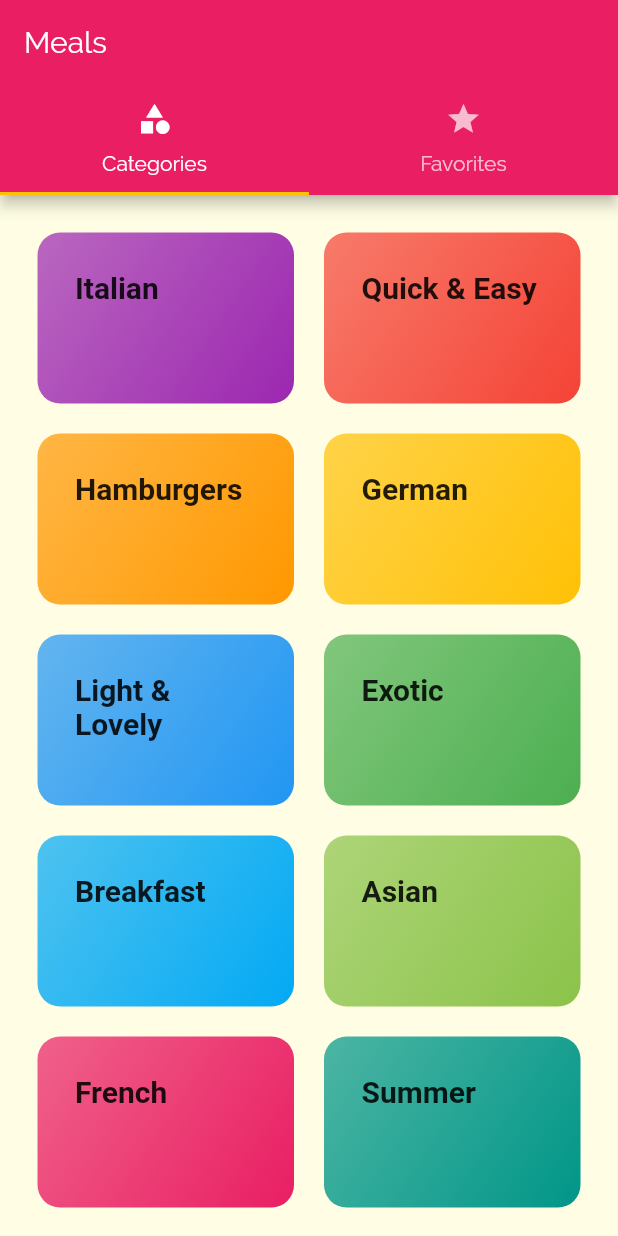
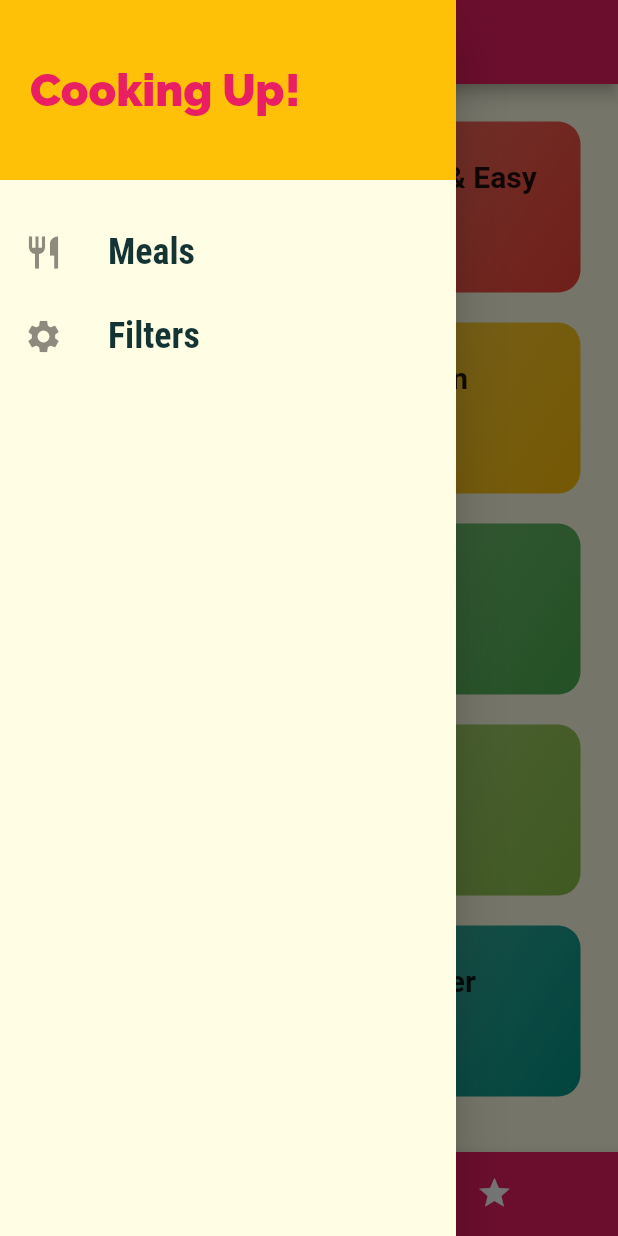
Before and after one commit to H4MmM1D/meals_app, a Flutter app: the screen it shows after launch, with the side drawer open (before the commit the screen has no drawer), on a phone screen of 412 x 824 dp. Run offline on Flutter 3.47's test engine with Material 2 defaults, Android fonts, the phone set to English and light mode, and no system bars; Roboto replaces fonts that are missing (RobotoCondensend).

Commit message:
add filter screen and filter switch

```diff
--- a/lib/main.dart
+++ b/lib/main.dart
@@ -4,6 +4,7 @@ import './screens/meal_detail_screen.dart';
 import './screens/tabs_screen.dart';
 import './screens/categories_screen.dart';
 import './screens/category_meals_screen.dart';
+import 'screens/filters_screen.dart';
 
 void main() => runApp(MyApp());
 
@@ -35,6 +36,7 @@ class MyApp extends StatelessWidget {
         '/': (ctx) => TabsScreen(),
         CategoryMealsScreen.routeName: (ctx) => CategoryMealsScreen(),
         MealDetailScreen.routeName: (ctx) => MealDetailScreen(),
+        FiltersScreen.routeName: (ctx) => FiltersScreen()
       },
       onGenerateRoute: (settings) {
         // if (settings.name == '/meal-detail') {
--- a/lib/screens/tabs_screen.dart
+++ b/lib/screens/tabs_screen.dart
@@ -2,6 +2,7 @@ import 'package:flutter/material.dart';
 
 import '../screens/favorites_screen.dart';
 import '../screens/categories_screen.dart';
+import '../widgets/main_drawer.dart';
 
 class TabsScreen extends StatefulWidget {
   @override
@@ -9,37 +10,52 @@ class TabsScreen extends StatefulWidget {
 }
 
 class _TabsScreenState extends State<TabsScreen> {
+  final List<Map<String, Object>> _pages = [
+    {
+      'page': CategoriesScreen(),
+      'title': 'Categories',
+    },
+    {
+      'page': FavoritesScreen(),
+      'title': 'Your Favorites',
+    }
+  ];
+
+  int _selectedPageIndex = 0;
+
+  void _selectPage(int index) {
+    setState(() {
+      _selectedPageIndex = index;
+    });
+  }
+
   @override
   Widget build(BuildContext context) {
-    return DefaultTabController(
-      initialIndex: 0,
-      length: 2, //one for all categories and the other for the favorites
-      child: Scaffold(
-        appBar: AppBar(
-          title: Text('Meals'),
-          bottom: TabBar(
-            tabs: [
-              Tab(
-                icon: Icon(
-                  Icons.category,
-                ),
-                text: 'Categories',
-              ),
-              Tab(
-                icon: Icon(
-                  Icons.star,
-                ),
-                text: 'Favorites',
-              ),
-            ],
+    return Scaffold(
+      appBar: AppBar(
+        title: Text(_pages[_selectedPageIndex]['title']),
+      ),
+      drawer: MainDrawer(),
+      body: _pages[_selectedPageIndex]['page'],
+      bottomNavigationBar: BottomNavigationBar(
+        onTap: _selectPage,
+        backgroundColor: Theme.of(context).primaryColor,
+        unselectedItemColor: Colors.white,
+        selectedItemColor: Theme.of(context).accentColor,
+        currentIndex: _selectedPageIndex,
+        type: BottomNavigationBarType.shifting,
+        items: [
+          BottomNavigationBarItem(
+            backgroundColor: Theme.of(context).primaryColor,
+            icon: Icon(Icons.category),
+            title: Text('Categories'),
           ),
-        ),
-        body: TabBarView(
-          children: [
-            CategoriesScreen(),
-            FavoritesScreen(),
-          ],
-        ),
+          BottomNavigationBarItem(
+            backgroundColor: Theme.of(context).primaryColor,
+            icon: Icon(Icons.star),
+            title: Text('Favorites'),
+          ),
+        ],
       ),
     );
   }
--- /dev/null
+++ b/lib/widgets/main_drawer.dart
@@ -0,0 +1,66 @@
+import 'package:flutter/material.dart';
+
+import '../screens/filters_screen.dart';
+
+class MainDrawer extends StatelessWidget {
+  Widget _buildListTile(String title, IconData icon, Function tapHandler) {
+    return ListTile(
+      leading: Icon(
+        icon,
+        size: 26,
+      ),
+      title: Text(
+        title,
+        style: TextStyle(
+          fontFamily: 'RobotoCondensed',
+          fontSize: 24,
+          fontWeight: FontWeight.w700, //its similar to bold font weight
+        ),
+      ),
+      onTap: tapHandler,
+    );
+  }
+
+  @override
+  Widget build(BuildContext context) {
+    return Drawer(
+      child: Column(
+        children: [
+          Container(
+            height: 120,
+            width: double.infinity,
+            padding: EdgeInsets.all(20),
+            alignment: Alignment.centerLeft,
+            color: Theme.of(context).accentColor,
+            child: Text(
+              'Cooking Up!',
+              style: TextStyle(
+                fontWeight: FontWeight.w900,
+                fontSize: 30,
+                color: Theme.of(context).primaryColor,
+              ),
+            ),
+          ),
+          SizedBox(
+            height: 20,
+          ),
+          _buildListTile(
+            'Meals',
+            Icons.restaurant,
+            () {
+              Navigator.of(context).pushReplacementNamed('/');
+            },
+          ),
+          _buildListTile(
+            'Filters',
+            Icons.settings,
+            () {
+              Navigator.of(context)
+                  .pushReplacementNamed(FiltersScreen.routeName);
+            },
+          ),
+        ],
+      ),
+    );
+  }
+}
```
Also changed, not shown: lib/screens/category_meals_screen.dart (+45 -17 lines), lib/screens/filters_screen.dart (added, +107 -0 lines), lib/screens/meal_detail_screen.dart (+10 -1 lines), lib/widgets/meal_item.dart (+11 -1 lines).
